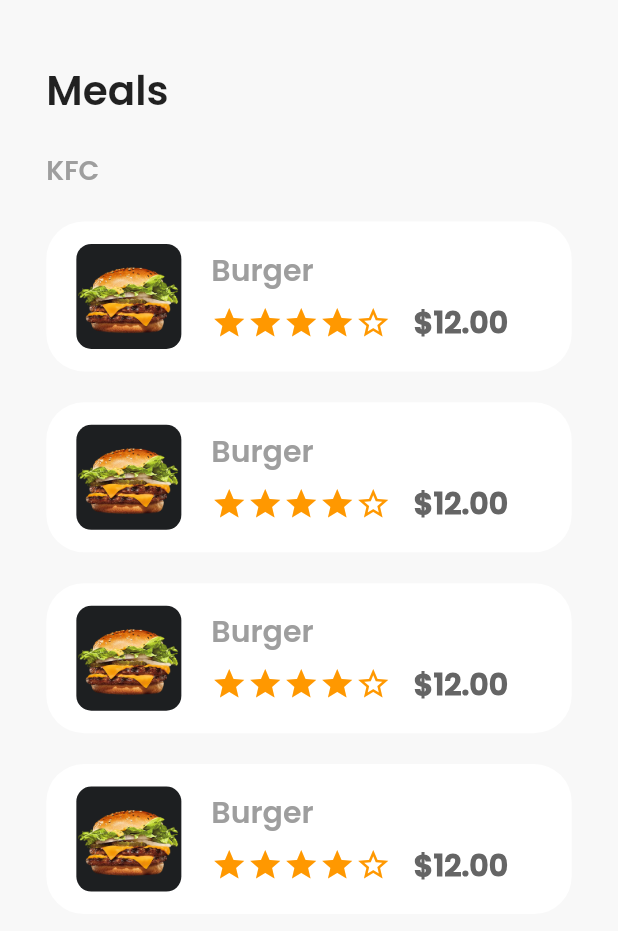
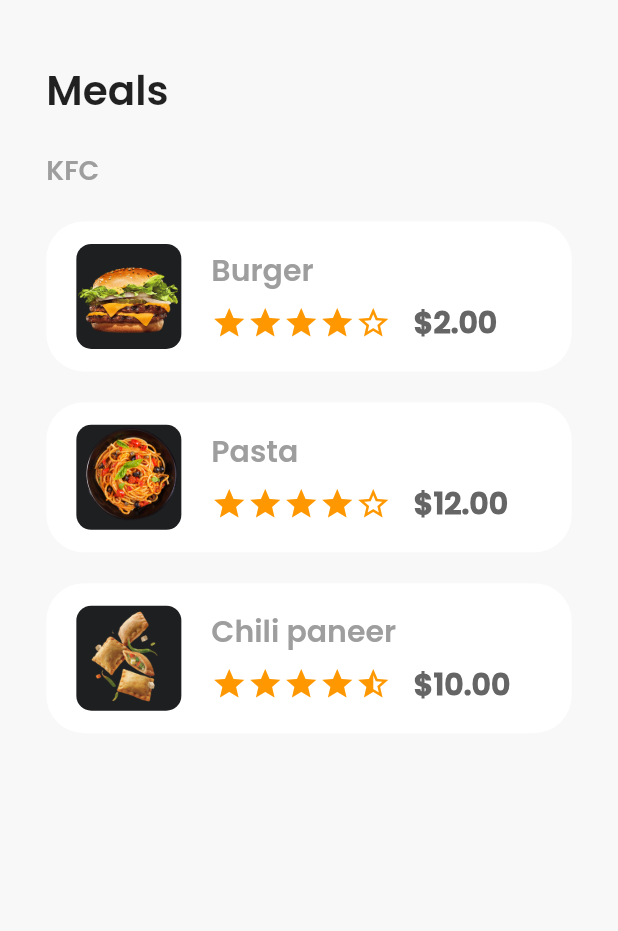
Before and after one commit to alagtari/food-app, a Flutter app: the MealslistPage screen opened directly, on a phone screen of 412 x 824 dp. Shown: the top 931 px of the screen. Run offline on Flutter 3.47's test engine with Material 2 defaults, Android fonts, the phone set to English and light mode, and no system bars.

```diff
--- a/lib/main.dart
+++ b/lib/main.dart
@@ -19,11 +19,12 @@ class MyApp extends StatelessWidget {
   @override
   Widget build(BuildContext context) {
     return MaterialApp(
+      debugShowCheckedModeBanner: false,
       title: 'Flutter Demo',
       theme: ThemeData(
         primarySwatch: Colors.orange,
       ),
-      home: MealslistPage(),
+      home: SignupPage(),
     );
   }
 }
--- a/lib/pages/mealslist.dart
+++ b/lib/pages/mealslist.dart
@@ -128,7 +128,7 @@ class MealslistPageState extends State<MealslistPage> {
                                   width: 15,
                                 ),
                                 Text(
-                                  '\$12.00',
+                                  '\$2.00',
                                   style: TextStyle(
                                     fontFamily: 'lato',
                                     color: Color.fromARGB(255, 101, 101, 101),
@@ -169,7 +169,7 @@ class MealslistPageState extends State<MealslistPage> {
                       color: Color.fromARGB(255, 29, 31, 33),
                     ),
                     child: Image.asset(
-                      "assets/burger.png",
+                      "assets/pasta.png",
                       width: 65,
                       height: 65,
                     ),
@@ -182,7 +182,7 @@ class MealslistPageState extends State<MealslistPage> {
                           Row(
                             children: [
                               Text(
-                                'Burger ',
+                                'Pasta ',
                                 style: TextStyle(
                                     fontFamily: 'lato',
                                     color: Colors.grey,
@@ -263,7 +263,7 @@ class MealslistPageState extends State<MealslistPage> {
                       color: Color.fromARGB(255, 29, 31, 33),
                     ),
                     child: Image.asset(
-                      "assets/burger.png",
+                      "assets/paneer.png",
                       width: 65,
                       height: 65,
                     ),
@@ -276,7 +276,7 @@ class MealslistPageState extends State<MealslistPage> {
                           Row(
                             children: [
                               Text(
-                                'Burger ',
+                                'Chili paneer ',
                                 style: TextStyle(
                                     fontFamily: 'lato',
                                     color: Colors.grey,
@@ -309,14 +309,14 @@ class MealslistPageState extends State<MealslistPage> {
                                   color: Colors.orange,
                                 ),
                                 Icon(
-                                  Icons.star_border,
+                                  Icons.star_half_outlined,
                                   color: Colors.orange,
                                 ),
                                 SizedBox(
                                   width: 15,
                                 ),
                                 Text(
-                                  '\$12.00',
+                                  '\$10.00',
                                   style: TextStyle(
                                     fontFamily: 'lato',
                                     color: Color.fromARGB(255, 101, 101, 101),
@@ -335,97 +335,6 @@ class MealslistPageState extends State<MealslistPage> {
             SizedBox(
               height: MediaQuery.of(context).size.height * 0.025,
             ),
-            Container(
-              decoration: BoxDecoration(
-                borderRadius: BorderRadius.all(
-                  Radius.circular(25),
-                ),
-                color: Colors.white,
-              ),
-              width: MediaQuery.of(context).size.width * 0.85,
-              height: 100,
-              child: Row(
-                children: [
-                  Container(
-                    margin: const EdgeInsets.only(left: 20.0, right: 20.0),
-                    height: 70,
-                    width: 70,
-                    decoration: const BoxDecoration(
-                      borderRadius: BorderRadius.all(
-                        Radius.circular(10),
-                      ),
-                      color: Color.fromARGB(255, 29, 31, 33),
-                    ),
-                    child: Image.asset(
-                      "assets/burger.png",
-                      width: 65,
-                      height: 65,
-                    ),
-                  ),
-                  Expanded(
-                      flex: 2,
-                      child: Column(
-                        mainAxisAlignment: MainAxisAlignment.center,
-                        children: [
-                          Row(
-                            children: [
-                              Text(
-                                'Burger ',
-                                style: TextStyle(
-                                    fontFamily: 'lato',
-                                    color: Colors.grey,
-                                    fontSize: 20,
-                                    fontWeight: FontWeight.w700),
-                              ),
-                            ],
-                          ),
-                          SizedBox(
-                            height: 5,
-                          ),
-                          SizedBox(
-                            child: Row(
-                              mainAxisAlignment: MainAxisAlignment.start,
-                              children: [
-                                Icon(
-                                  Icons.star,
-                                  color: Colors.orange,
-                                ),
-                                Icon(
-                                  Icons.star,
-                                  color: Colors.orange,
-                                ),
-                                Icon(
-                                  Icons.star,
-                                  color: Colors.orange,
-                                ),
-                                Icon(
-                                  Icons.star,
-                                  color: Colors.orange,
-                                ),
-                                Icon(
-                                  Icons.star_border,
-                                  color: Colors.orange,
-                                ),
-                                SizedBox(
-                                  width: 15,
-                                ),
-                                Text(
-                                  '\$12.00',
-                                  style: TextStyle(
-                                    fontFamily: 'lato',
-                                    color: Color.fromARGB(255, 101, 101, 101),
-                                    fontSize: 20,
-                                    fontWeight: FontWeight.w900,
-                                  ),
-                                ),
-                              ],
-                            ),
-                          ),
-                        ],
-                      )),
-                ],
-              ),
-            ),
           ],
         ),
       ),
--- a/pubspec.yaml
+++ b/pubspec.yaml
@@ -68,7 +68,9 @@ flutter:
      - assets/pizzahut.png
      - assets/burgerking.png
      - assets/papajhons.png
-
+     - assets/google.png
+     - assets/juse.png
+     - assets/frise.png
 
 
   #   - images/a_dot_ham.jpeg
```
Also changed, not shown: lib/pages/homepage.dart (+20 -14 lines), lib/pages/login.dart (+15 -3 lines), lib/pages/meal.dart (+13 -4 lines), lib/pages/signup.dart (+21 -9 lines), assets/frise.png (added), assets/google.png (added), assets/juse.png (added).
